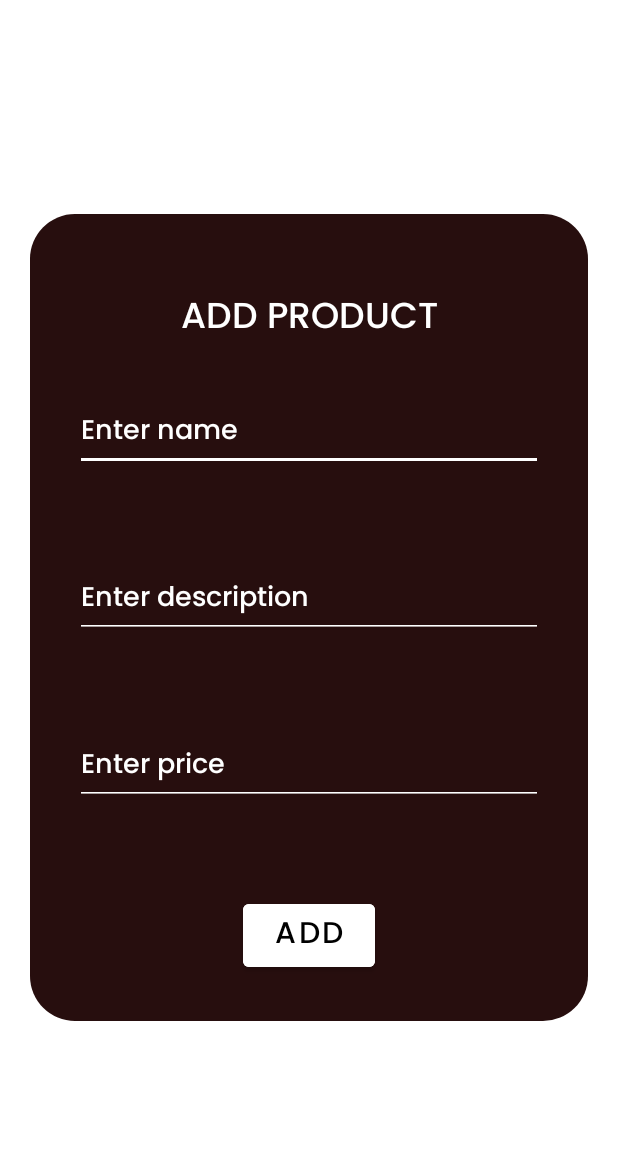
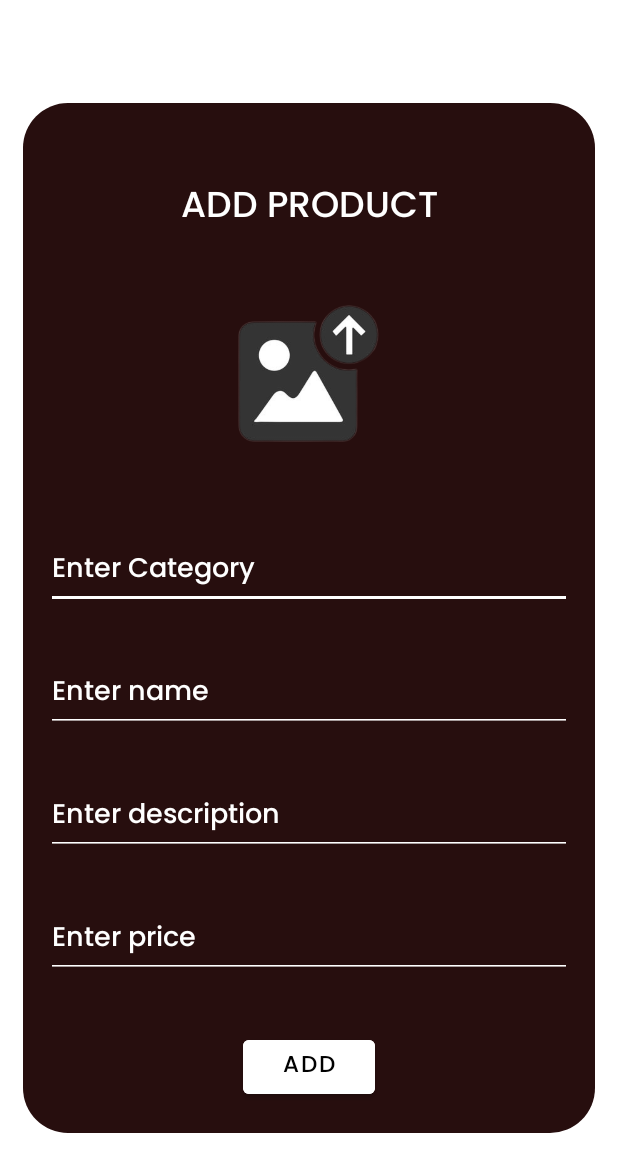
Before and after one commit to chrstntrl/DCA-Signature, an Android app: the adminAdd screen opened directly, with no data from a screen before it, on a phone screen of 412 x 824 dp. Shown: the top 1172 px of the screen. Run offline under Robolectric (Android 15) with nearby library versions, the phone set to English and light mode, and no system bars; our stand-ins replace Firebase (no records; nobody signed in at launch, a user with empty details on screens opened directly).

```diff
--- a/app/build.gradle
+++ b/app/build.gradle
@@ -44,6 +44,7 @@ dependencies {
     implementation 'androidx.lifecycle:lifecycle-livedata-ktx:2.4.0'
     implementation 'androidx.lifecycle:lifecycle-viewmodel-ktx:2.4.0'
     implementation 'com.google.firebase:firebase-config:21.0.2'
+    implementation 'com.google.firebase:firebase-storage:20.0.1'
     testImplementation 'junit:junit:4.13.2'
     androidTestImplementation 'androidx.test.ext:junit:1.1.4'
     androidTestImplementation 'androidx.test.espresso:espresso-core:3.4.0'
--- a/app/src/main/res/layout/activity_admin_add.xml
+++ b/app/src/main/res/layout/activity_admin_add.xml
@@ -2,19 +2,19 @@
 <RelativeLayout xmlns:android="http://schemas.android.com/apk/res/android"
     xmlns:app="http://schemas.android.com/apk/res-auto"
     xmlns:tools="http://schemas.android.com/tools"
+    style="@style/ScreenBackground"
     android:layout_width="match_parent"
     android:layout_height="match_parent"
     android:gravity="center"
-    style="@style/ScreenBackground"
     tools:context=".adminAdd">
 
     <LinearLayout
         android:layout_width="match_parent"
         android:layout_height="wrap_content"
-        android:layout_marginStart="20dp"
-        android:layout_marginTop="20dp"
-        android:layout_marginEnd="20dp"
-        android:layout_marginBottom="20dp"
+        android:layout_marginStart="15dp"
+        android:layout_marginTop="15dp"
+        android:layout_marginEnd="15dp"
+        android:layout_marginBottom="15dp"
         android:background="@drawable/bottom_background"
         android:orientation="vertical">
 
@@ -26,62 +26,88 @@
             android:gravity="center"
             android:text="ADD PRODUCT"
             android:textColor="@color/white"
-            android:textSize="24sp"
-            />
+            android:textSize="24sp" />
+
+        <ImageView
+            android:id="@+id/uploadImage"
+            android:layout_width="150dp"
+            android:layout_height="150dp"
+            android:layout_gravity="center_horizontal"
+            android:layout_margin="15dp"
+            android:src="@drawable/uploadp" />
 
         <EditText
-            android:id="@+id/name"
+            android:id="@+id/uploadCategory"
             android:layout_width="match_parent"
             android:layout_height="wrap_content"
+            android:layout_margin="15dp"
+            android:backgroundTint="@color/white"
+            android:fontFamily="@font/pop"
+            android:hint="Enter Category"
+            android:inputType="text"
+            android:lines="1"
+            android:textColor="@color/white"
+            android:textColorHint="@color/white"
+            android:textSize="18dp" />
+
+
+        <EditText
+            android:id="@+id/uploadName"
+            android:layout_width="match_parent"
+            android:layout_height="wrap_content"
+            android:layout_margin="15dp"
             android:backgroundTint="@color/white"
             android:fontFamily="@font/pop"
             android:hint="Enter name"
+            android:inputType="text"
+            android:lines="1"
+            android:textColor="@color/white"
             android:textColorHint="@color/white"
-            android:textSize="18dp"
-            android:layout_margin="30dp"
-            android:inputType="text"
-            android:lines="1"/>
+            android:textSize="18dp" />
 
         <EditText
-            android:id="@+id/description"
+            android:id="@+id/uploadDesc"
             android:layout_width="match_parent"
             android:layout_height="wrap_content"
+            android:layout_marginStart="15dp"
+            android:layout_marginTop="15dp"
+            android:layout_marginEnd="15dp"
+            android:layout_marginBottom="15dp"
             android:backgroundTint="@color/white"
             android:fontFamily="@font/pop"
             android:hint="Enter description"
+            android:inputType="text"
+            android:lines="1"
             android:textColor="@color/white"
             android:textColorHint="@color/white"
-            android:textSize="18dp"
-            android:layout_margin="30dp"
-            android:inputType="text"
-            android:lines="1"/>
+            android:textSize="18dp" />
 
         <EditText
-            android:id="@+id/price"
+            android:id="@+id/uploadPrice"
             android:layout_width="match_parent"
             android:layout_height="wrap_content"
+            android:layout_margin="15dp"
             android:layout_marginTop="30dp"
             android:backgroundTint="@color/white"
             android:fontFamily="@font/pop"
             android:hint="Enter price"
+            android:inputType="number"
+            android:lines="1"
             android:textColor="@color/white"
             android:textColorHint="@color/white"
-            android:textSize="18dp"
-            android:layout_margin="30dp"
-            android:inputType="number"
-            android:lines="1"/>
+            android:textSize="18dp" />
 
         <Button
             android:id="@+id/btnadd"
             android:layout_width="wrap_content"
             android:layout_height="wrap_content"
-            android:layout_margin="30dp"
+            android:layout_gravity="center"
+            android:layout_margin="20dp"
             android:backgroundTint="@color/white"
             android:fontFamily="@font/pop"
             android:text="ADD"
             android:textColor="@color/black"
-            android:textSize="20dp"
-            android:layout_gravity="center"/>
+            android:textSize="15dp" />
 
     </LinearLayout>
 </RelativeLayout>
```
Also changed, not shown: app/src/main/java/com/example/dca/DataClass.java (added, +40 -0 lines), app/src/main/java/com/example/dca/adminAdd.java (+135 -4 lines), app/src/main/res/layout/progress_layout.xml (added, +20 -0 lines), app/src/main/res/drawable/uploadp.png (added), 146 other files.
